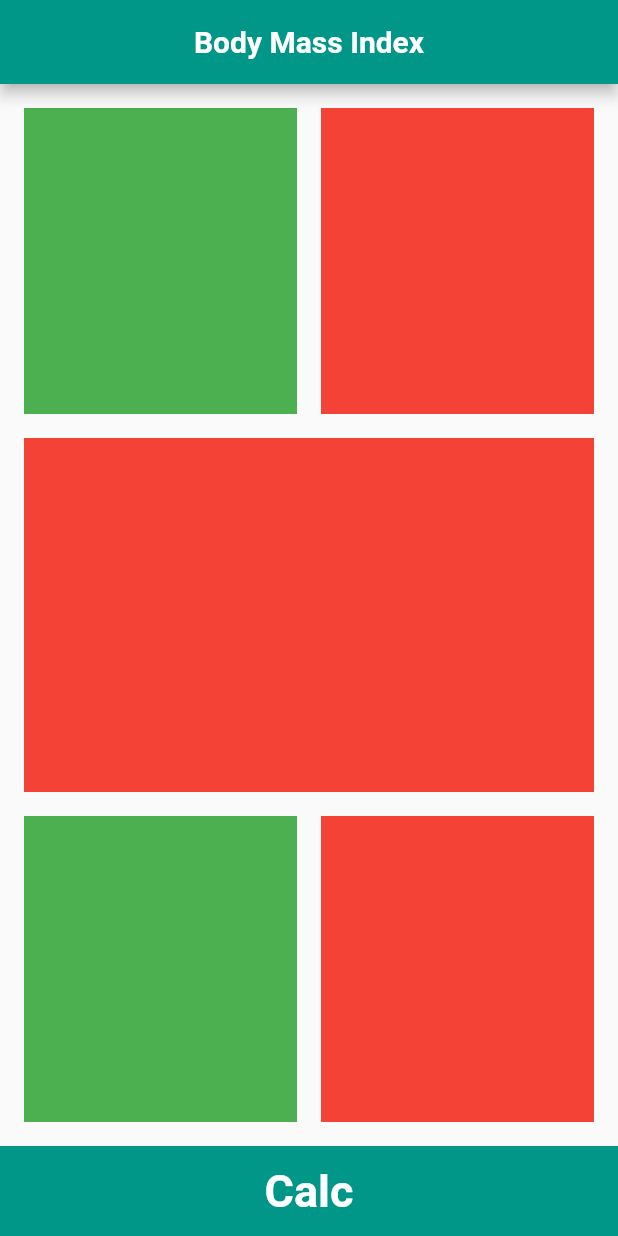
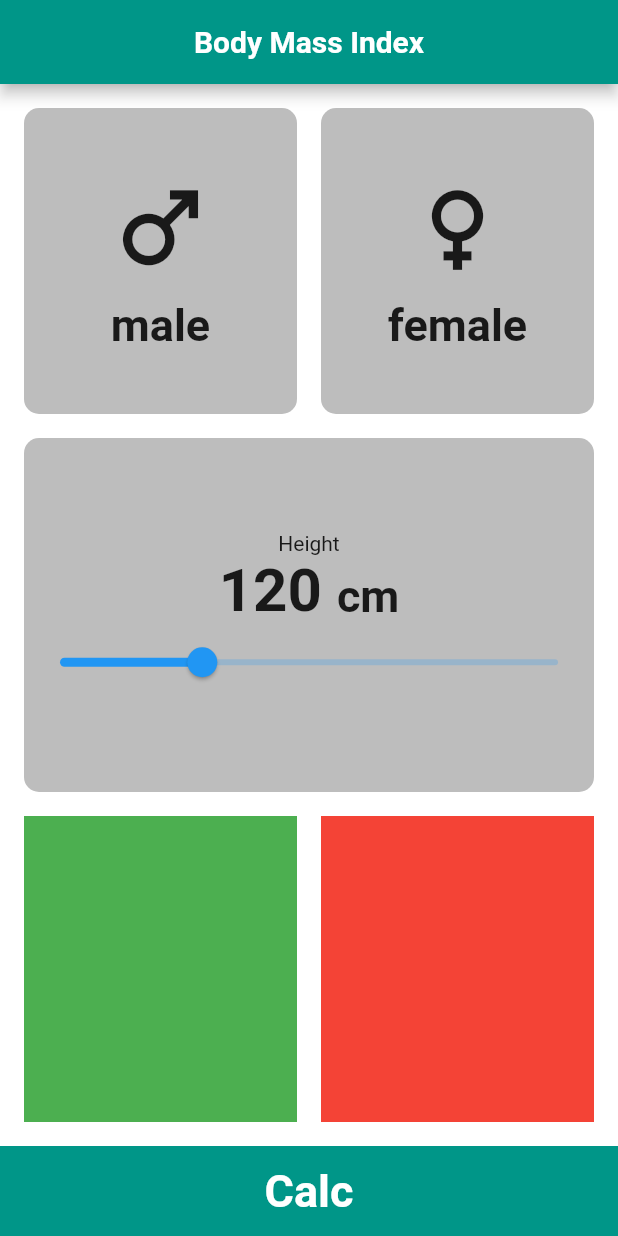
Before and after one commit to Esmail-Sameh/BMI_Calc, a Flutter app: the screen it shows after launch, on a phone screen of 412 x 824 dp. Run offline on Flutter 3.47's test engine with Material 2 defaults, Android fonts, the phone set to English and light mode, and no system bars.

Commit message:
Some modifications to the Home Screen

```diff
--- a/lib/main.dart
+++ b/lib/main.dart
@@ -23,6 +23,8 @@ class App extends StatelessWidget {
             fontWeight: FontWeight.bold,
           ),
         ),
+        scaffoldBackgroundColor: Color(333739),
+
       ),
     );
   }
--- a/lib/screens/home.dart
+++ b/lib/screens/home.dart
@@ -1,8 +1,14 @@
 import 'package:flutter/material.dart';
 
-class Home extends StatelessWidget {
+class Home extends StatefulWidget {
   const Home({Key? key}) : super(key: key);
 
+  @override
+  State<Home> createState() => _HomeState();
+}
+
+class _HomeState extends State<Home> {
+  double height= 120;
   @override
   Widget build(BuildContext context) {
     return Scaffold(
@@ -17,13 +23,56 @@ class Home extends StatelessWidget {
                     padding: const EdgeInsets.all(16.0),
                     child: Row(
                       children: [
-                        Expanded(child: Container(
-                          color: Colors.green,
-                        ),),
+                        Expanded(
+                          child: GestureDetector(
+                            onTap: (){print("clac on male button");},
+                            child: Container(
+                              decoration: BoxDecoration(
+                                color: Colors.grey[400],
+                                borderRadius: BorderRadius.circular(10),
+                              ),
+                              child: Column(
+                                mainAxisAlignment: MainAxisAlignment.center,
+                                children: [
+                                  Icon(Icons.male , size: 75,),
+                                  SizedBox(height: 10,),
+                                  Text(
+                                    "male",
+                                    style: TextStyle(
+                                      fontWeight: FontWeight.bold,
+                                      fontSize: 30
+                                    ),
+                                  ),
+                                ],
+                              ),
+                        ),
+                          ),
+                        ),
                         SizedBox(width: 16,),
-                        Expanded(child: Container(
-                          color: Colors.red,
-                        ),),
+                        Expanded(child: GestureDetector(
+                          onTap: (){print("clac on female button");},
+                          child: Container(
+                            decoration: BoxDecoration(
+                              color: Colors.grey[400],
+                              borderRadius: BorderRadius.circular(10),
+                            ),
+                            child: Column(
+                              mainAxisAlignment: MainAxisAlignment.center,
+                              children: [
+                                Icon(Icons.female , size: 75,),
+                                SizedBox(height: 10,),
+                                Text(
+                                  "female",
+                                  style: TextStyle(
+                                      fontWeight: FontWeight.bold,
+                                      fontSize: 30
+                                  ),
+                                ),
+                              ],
+                            ),
+                          ),
+                        ),
+                        ),
                       ],
                     ),
                   )),
@@ -31,7 +80,55 @@ class Home extends StatelessWidget {
                   child: Padding(
                     padding: const EdgeInsets.symmetric(horizontal: 16),
                     child: Container(
-                color: Colors.red,
+                      width: double.infinity,
+                      decoration: BoxDecoration(
+                        color: Colors.grey[400],
+                        borderRadius: BorderRadius.circular(10),
+                      ),
+                      child: Column(
+                        mainAxisAlignment: MainAxisAlignment.center,
+                        children: [
+                          Text(
+                            "Height",
+
+                          ),
+                          Row(
+                            mainAxisAlignment: MainAxisAlignment.center,
+                            crossAxisAlignment: CrossAxisAlignment.baseline,
+                            textBaseline: TextBaseline.alphabetic,
+                            children: [
+                              Text(
+                                "${height.round()} ",
+                                style: TextStyle(
+                                  fontSize: 40,
+                                  fontWeight: FontWeight.bold,
+                                ),
+                              ),
+                              Text(
+                                "cm",
+                                style: TextStyle(
+                                  fontSize: 30,
+                                  fontWeight: FontWeight.bold,
+                                ),
+
+                              ),
+                            ],
+                          ),
+                          Slider(
+                              value: height,
+                              max: 220,
+                              min: 80,
+                              onChanged: (value){
+                                setState(() {
+                                  //print("dd ${value.round()} ");
+                                  height = value;
+
+                                });
+
+                              }
+                          ),
+                        ],
+                      )
               ),
                   )),
               Expanded(
```
